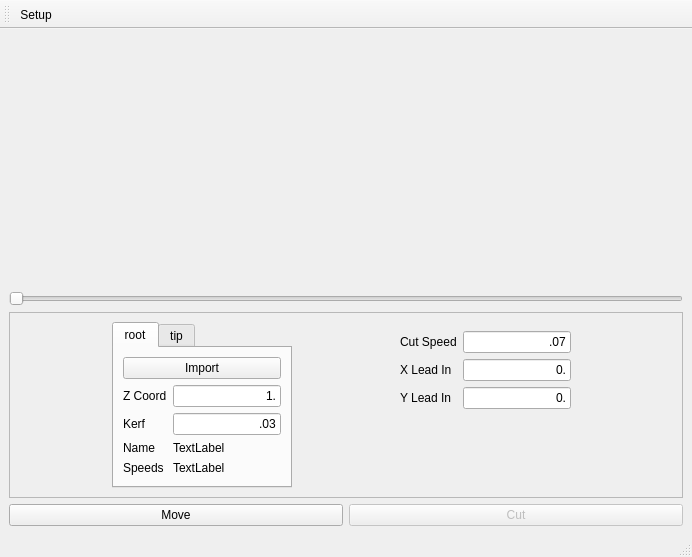
Old version of the form gui/mainwindow.ui in the repository mschafer/foamcut.
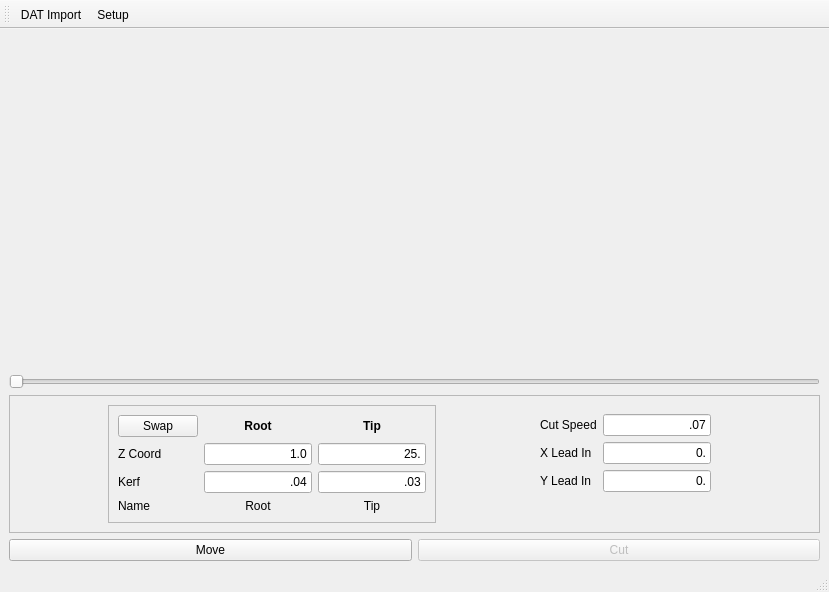
New version of the form. Custom widgets are drawn as their Qt base class.

Commit message: refactor dat import

```diff
--- a/gui/mainwindow.ui
+++ b/gui/mainwindow.ui
@@ -6,8 +6,8 @@
    <rect>
     <x>0</x>
     <y>0</y>
-    <width>692</width>
-    <height>557</height>
+    <width>829</width>
+    <height>592</height>
    </rect>
   </property>
   <property name="sizePolicy">
@@ -47,7 +47,7 @@
     <item>
      <widget class="QFrame" name="frame">
       <property name="sizePolicy">
-       <sizepolicy hsizetype="Preferred" vsizetype="Maximum">
+       <sizepolicy hsizetype="Preferred" vsizetype="Preferred">
         <horstretch>0</horstretch>
         <verstretch>0</verstretch>
        </sizepolicy>
@@ -60,197 +60,148 @@
       </property>
       <layout class="QHBoxLayout" name="horizontalLayout">
        <item>
-        <widget class="QTabWidget" name="shapes_tab">
+        <widget class="QFrame" name="frame_3">
          <property name="sizePolicy">
           <sizepolicy hsizetype="Maximum" vsizetype="Preferred">
            <horstretch>0</horstretch>
            <verstretch>0</verstretch>
           </sizepolicy>
          </property>
-         <property name="contextMenuPolicy">
-          <enum>Qt::PreventContextMenu</enum>
+         <property name="frameShape">
+          <enum>QFrame::StyledPanel</enum>
          </property>
-         <property name="currentIndex">
-          <number>0</number>
+         <property name="frameShadow">
+          <enum>QFrame::Raised</enum>
          </property>
-         <widget class="QWidget" name="root_tab">
-          <attribute name="title">
-           <string>root</string>
-          </attribute>
-          <layout class="QVBoxLayout" name="verticalLayout_2">
-           <item>
-            <layout class="QFormLayout" name="formLayout_3">
-             <property name="fieldGrowthPolicy">
-              <enum>QFormLayout::FieldsStayAtSizeHint</enum>
-             </property>
-             <item row="0" column="0" colspan="2">
-              <widget class="QPushButton" name="rootImport_button">
-               <property name="text">
-                <string>Import</string>
-               </property>
-              </widget>
-             </item>
-             <item row="1" column="0">
-              <widget class="QLabel" name="label_3">
-               <property name="text">
-                <string>Z Coord</string>
-               </property>
-              </widget>
-             </item>
-             <item row="1" column="1">
-              <widget class="QLineEdit" name="rootZ_edit">
-               <property name="text">
-                <string>1.</string>
-               </property>
-               <property name="alignment">
-                <set>Qt::AlignRight|Qt::AlignTrailing|Qt::AlignVCenter</set>
-               </property>
-              </widget>
-             </item>
-             <item row="2" column="0">
-              <widget class="QLabel" name="rootKerf_label">
-               <property name="toolTip">
-                <string>&lt;html&gt;&lt;head/&gt;&lt;body&gt;&lt;p&gt;Indicates winding CW or CCW&lt;/p&gt;&lt;/body&gt;&lt;/html&gt;</string>
-               </property>
-               <property name="text">
-                <string>Kerf</string>
-               </property>
-              </widget>
-             </item>
-             <item row="2" column="1">
-              <widget class="QLineEdit" name="rootKerf_edit">
-               <property name="toolTip">
-                <string>&lt;html&gt;&lt;head/&gt;&lt;body&gt;&lt;p&gt;Shape is displaced by half the kerf.  A positive kerf will increase the shape's area, i.e. displace to the left for a CCW wound shape.&lt;/p&gt;&lt;/body&gt;&lt;/html&gt;</string>
-               </property>
-               <property name="text">
-                <string>.03</string>
-               </property>
-               <property name="alignment">
-                <set>Qt::AlignRight|Qt::AlignTrailing|Qt::AlignVCenter</set>
-               </property>
-              </widget>
-             </item>
-             <item row="3" column="0">
-              <widget class="QLabel" name="label_9">
-               <property name="text">
-                <string>Name</string>
-               </property>
-              </widget>
-             </item>
-             <item row="3" column="1">
-              <widget class="QLabel" name="rootName_label">
-               <property name="text">
-                <string>TextLabel</string>
-               </property>
-              </widget>
-             </item>
-             <item row="4" column="0">
-              <widget class="QLabel" name="label_11">
-               <property name="text">
-                <string>Speeds</string>
-               </property>
-              </widget>
-             </item>
-             <item row="4" column="1">
-              <widget class="QLabel" name="rootSpeeds_label">
-               <property name="text">
-                <string>TextLabel</string>
-               </property>
-              </widget>
-             </item>
-            </layout>
-           </item>
-          </layout>
-         </widget>
-         <widget class="QWidget" name="tip_tab">
-          <attribute name="title">
-           <string>tip</string>
-          </attribute>
-          <layout class="QVBoxLayout" name="verticalLayout">
-           <item>
-            <layout class="QFormLayout" name="formLayout_4">
-             <property name="fieldGrowthPolicy">
-              <enum>QFormLayout::FieldsStayAtSizeHint</enum>
-             </property>
-             <item row="0" column="0" colspan="2">
-              <widget class="QPushButton" name="tipImport_button">
-               <property name="text">
-                <string>Import</string>
-               </property>
-              </widget>
-             </item>
-             <item row="1" column="0">
-              <widget class="QLabel" name="label_5">
-               <property name="text">
-                <string>Z Coord</string>
-               </property>
-              </widget>
-             </item>
-             <item row="1" column="1">
-              <widget class="QLineEdit" name="tipZ_edit">
-               <property name="text">
-                <string>24.</string>
-               </property>
-               <property name="alignment">
-                <set>Qt::AlignRight|Qt::AlignTrailing|Qt::AlignVCenter</set>
-               </property>
-              </widget>
-             </item>
-             <item row="2" column="0">
-              <widget class="QLabel" name="tipKerf_label">
-               <property name="toolTip">
-                <string>&lt;html&gt;&lt;head/&gt;&lt;body&gt;&lt;p&gt;Indicates winding CW or CCW&lt;/p&gt;&lt;/body&gt;&lt;/html&gt;</string>
-               </property>
-               <property name="text">
-                <string>Kerf</string>
-               </property>
-              </widget>
-             </item>
-             <item row="2" column="1">
-              <widget class="QLineEdit" name="tipKerf_edit">
-               <property name="toolTip">
-                <string>&lt;html&gt;&lt;head/&gt;&lt;body&gt;&lt;p&gt;Shape is displaced by half the kerf. A positive kerf will increase the shape's area, i.e. displace to the left for a CCW wound shape.&lt;/p&gt;&lt;/body&gt;&lt;/html&gt;</string>
-               </property>
-               <property name="text">
-                <string>.03</string>
-               </property>
-               <property name="alignment">
-                <set>Qt::AlignRight|Qt::AlignTrailing|Qt::AlignVCenter</set>
-               </property>
-              </widget>
-             </item>
-             <item row="3" column="0">
-              <widget class="QLabel" name="label_12">
-               <property name="text">
-                <string>Name</string>
-               </property>
-              </widget>
-             </item>
-             <item row="3" column="1">
-              <widget class="QLabel" name="tipName_label">
-               <property name="text">
-                <string>TextLabel</string>
-               </property>
-              </widget>
-             </item>
-             <item row="4" column="0">
-              <widget class="QLabel" name="label_13">
-               <property name="text">
-                <string>Speeds</string>
-               </property>
-              </widget>
-             </item>
-             <item row="4" column="1">
-              <widget class="QLabel" name="tipSpeeds_label">
-               <property name="text">
-                <string>TextLabel</string>
-               </property>
-              </widget>
-             </item>
-            </layout>
-           </item>
-          </layout>
-         </widget>
+         <layout class="QVBoxLayout" name="verticalLayout">
+          <item>
+           <layout class="QGridLayout" name="gridLayout">
+            <property name="sizeConstraint">
+             <enum>QLayout::SetFixedSize</enum>
+            </property>
+            <item row="2" column="2">
+             <widget class="QLineEdit" name="tipKerf_edit">
+              <property name="text">
+               <string>.03</string>
+              </property>
+              <property name="alignment">
+               <set>Qt::AlignRight|Qt::AlignTrailing|Qt::AlignVCenter</set>
+              </property>
+             </widget>
+            </item>
+            <item row="2" column="0">
+             <widget class="QLabel" name="label_4">
+              <property name="text">
+               <string>Kerf</string>
+              </property>
+             </widget>
+            </item>
+            <item row="1" column="2">
+             <widget class="QLineEdit" name="tipZ_edit">
+              <property name="text">
+               <string>25.</string>
+              </property>
+              <property name="alignment">
+               <set>Qt::AlignRight|Qt::AlignTrailing|Qt::AlignVCenter</set>
+              </property>
+             </widget>
+            </item>
+            <item row="0" column="2">
+             <widget class="QLabel" name="label_7">
+              <property name="font">
+               <font>
+                <weight>75</weight>
+                <bold>true</bold>
+               </font>
+              </property>
+              <property name="text">
+               <string>Tip</string>
+              </property>
+              <property name="alignment">
+               <set>Qt::AlignCenter</set>
+              </property>
+             </widget>
+            </item>
+            <item row="0" column="1">
+             <widget class="QLabel" name="label_8">
+              <property name="font">
+               <font>
+                <weight>75</weight>
+                <bold>true</bold>
+               </font>
+              </property>
+              <property name="text">
+               <string>Root</string>
+              </property>
+              <property name="alignment">
+               <set>Qt::AlignCenter</set>
+              </property>
+             </widget>
+            </item>
+            <item row="2" column="1">
+             <widget class="QLineEdit" name="rootKerf_edit">
+              <property name="text">
+               <string>.04</string>
+              </property>
+              <property name="alignment">
+               <set>Qt::AlignRight|Qt::AlignTrailing|Qt::AlignVCenter</set>
+              </property>
+             </widget>
+            </item>
+            <item row="1" column="1">
+             <widget class="QLineEdit" name="rootZ_edit">
+              <property name="text">
+               <string>1.0</string>
+              </property>
+              <property name="alignment">
+               <set>Qt::AlignRight|Qt::AlignTrailing|Qt::AlignVCenter</set>
+              </property>
+             </widget>
+            </item>
+            <item row="1" column="0">
+             <widget class="QLabel" name="label_10">
+              <property name="text">
+               <string>Z Coord</string>
+              </property>
+             </widget>
+            </item>
+            <item row="3" column="0">
+             <widget class="QLabel" name="label_14">
+              <property name="text">
+               <string>Name</string>
+              </property>
+             </widget>
+            </item>
+            <item row="3" column="1">
+             <widget class="QLabel" name="rootName_label">
+              <property name="text">
+               <string>Root</string>
+              </property>
+              <property name="alignment">
+               <set>Qt::AlignCenter</set>
+              </property>
+             </widget>
+            </item>
+            <item row="3" column="2">
+             <widget class="QLabel" name="tipName_label">
+              <property name="text">
+               <string>Tip</string>
+              </property>
+              <property name="alignment">
+               <set>Qt::AlignCenter</set>
+              </property>
+             </widget>
+            </item>
+            <item row="0" column="0">
+             <widget class="QPushButton" name="swap_button">
+              <property name="text">
+               <string>Swap</string>
+              </property>
+             </widget>
+            </item>
+           </layout>
+          </item>
+         </layout>
         </widget>
        </item>
        <item>
@@ -366,6 +317,7 @@
    <attribute name="toolBarBreak">
     <bool>false</bool>
    </attribute>
+   <addaction name="actionDAT_Import"/>
    <addaction name="actionSetup"/>
   </widget>
   <action name="actionSetup">
@@ -373,6 +325,14 @@
     <string>Setup</string>
    </property>
   </action>
+  <action name="actionDAT_Import">
+   <property name="text">
+    <string>DAT Import</string>
+   </property>
+   <property name="toolTip">
+    <string>Import DAT files</string>
+   </property>
+  </action>
  </widget>
  <customwidgets>
   <customwidget>
```
Left out of the diff: 2 changed lines with no effect on the pictures. The commit also changes 11 other files.
